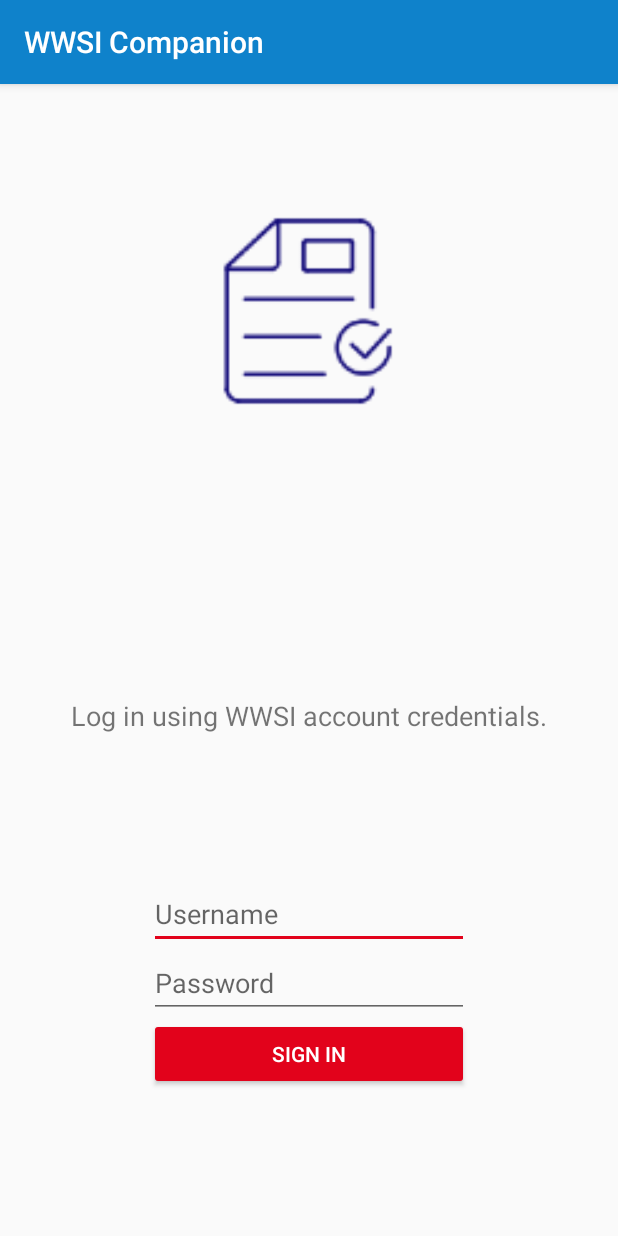
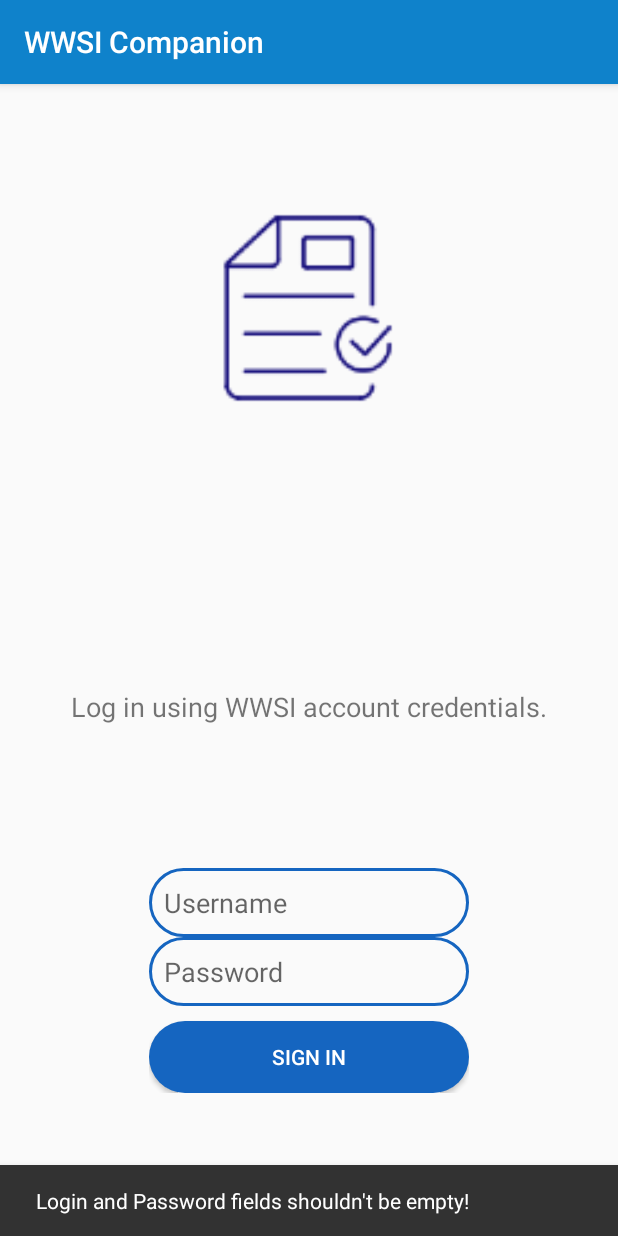
Before and after one commit to therobby/pzwwsi, an Android app: the screen it shows after launch (LoginActivity), after a tap on "SIGN IN", on a phone screen of 412 x 824 dp. Run offline under Robolectric (Android 15) with nearby library versions, the phone set to English and light mode, and no system bars; libraries missing offline, so code that uses them is left out: org.jetbrains.anko.

Commit message:
login ui style, messages ui style
small fixes

```diff
--- a/app/src/main/AndroidManifest.xml
+++ b/app/src/main/AndroidManifest.xml
@@ -11,7 +11,8 @@
         android:roundIcon="@mipmap/main_logo_round"
         android:supportsRtl="true"
         android:theme="@style/AppTheme">
-        <activity android:name=".LoginActivity">
+        <activity android:name=".LoginActivity"
+            android:windowSoftInputMode="adjustResize">
             <intent-filter>
                 <action android:name="android.intent.action.MAIN" />
 
--- a/app/src/main/java/com/tuxdev/pzwwsi/LoginActivity.kt
+++ b/app/src/main/java/com/tuxdev/pzwwsi/LoginActivity.kt
@@ -3,8 +3,13 @@ package com.tuxdev.pzwwsi
 import android.content.Intent
 import android.support.v7.app.AppCompatActivity
 import android.os.Bundle
+import android.support.design.widget.Snackbar
 import android.util.Log
+import android.widget.ProgressBar
 import kotlinx.android.synthetic.main.activity_login.*
+import org.jetbrains.anko.backgroundColor
+import org.jetbrains.anko.colorAttr
+import org.jetbrains.anko.runOnUiThread
 import kotlin.concurrent.thread
 
 class LoginActivity : AppCompatActivity() {
@@ -12,6 +17,19 @@ class LoginActivity : AppCompatActivity() {
         super.onCreate(savedInstanceState)
         setContentView(R.layout.activity_login)
         zaloguj.setOnClickListener {
+            if (login_field.text.isBlank() || password_field.text.isBlank()){
+                Snackbar.make(it,resources.getString(R.string.login_empty),Snackbar.LENGTH_SHORT)
+                        .show()
+                return@setOnClickListener
+            }
+
+
+            val button = zaloguj
+            val loading = ProgressBar(this)
+            loading.isIndeterminate = true
+
+            login_ll3.removeView(button)
+            login_ll3.addView(loading)
             thread {
                 val username = login_field.text.toString()
                 val password = password_field.text.toString()
@@ -23,6 +41,15 @@ class LoginActivity : AppCompatActivity() {
                         startActivity(intent)
                     }
                     else{
+                        runOnUiThread {
+                            login_ll3.removeView(loading)
+                            login_ll3.addView(button)
+
+                            Snackbar.make(it,resources.getString(R.string.login_failed),Snackbar.LENGTH_SHORT)
+                                    .show()
+
+
+                        }
                         // error
                     }
 
--- a/app/src/main/java/com/tuxdev/pzwwsi/Networking.kt
+++ b/app/src/main/java/com/tuxdev/pzwwsi/Networking.kt
@@ -1,5 +1,4 @@
 package com.tuxdev.pzwwsi
-import android.sax.Element
 import android.util.Log
 import org.jsoup.Connection
 import org.jsoup.Jsoup
@@ -26,6 +25,8 @@ class Networking {
                 .userAgent(HttpConnection.DEFAULT_UA)
                 .execute()
 
+        Log.e("Dupa",loginResult.body().toString())
+
         val page = Jsoup.connect(url)
                 .cookies(loginCookies)
                 .userAgent(HttpConnection.DEFAULT_UA)
--- /dev/null
+++ b/app/src/main/res/drawable/login_button.xml
@@ -0,0 +1,17 @@
+<?xml version="1.0" encoding="utf-8"?>
+<shape xmlns:android="http://schemas.android.com/apk/res/android">
+
+    <gradient
+        android:startColor="@color/colorAccent"
+        android:endColor="@color/colorAccent" />
+
+    <padding
+        android:right="10dp"
+        android:left="10dp" />
+
+    <corners
+        android:bottomLeftRadius="50dp"
+        android:bottomRightRadius="50dp"
+        android:topLeftRadius="50dp"
+        android:topRightRadius="50dp" />
+</shape>
--- /dev/null
+++ b/app/src/main/res/drawable/login_edit_text.xml
@@ -0,0 +1,19 @@
+<?xml version="1.0" encoding="utf-8"?>
+<shape xmlns:android="http://schemas.android.com/apk/res/android">
+    <corners
+        android:bottomLeftRadius="50dp"
+        android:bottomRightRadius="50dp"
+        android:topLeftRadius="50dp"
+        android:topRightRadius="50dp"
+        />
+
+    <padding
+        android:left="10dp"
+        android:right="10dp"
+        />
+
+    <stroke
+        android:width="2dp"
+        android:color="@color/colorAccent"
+        />
+</shape>
--- a/app/src/main/res/layout/activity_login.xml
+++ b/app/src/main/res/layout/activity_login.xml
@@ -15,7 +15,7 @@
         android:contentDescription="@string/login_logo"
         android:scaleX="2.5"
         android:scaleY="2.5"
-        app:layout_constraintBottom_toTopOf="@+id/space"
+        app:layout_constraintBottom_toTopOf="@+id/message_space"
         app:layout_constraintEnd_toEndOf="parent"
         app:layout_constraintStart_toStartOf="parent"
         app:layout_constraintTop_toTopOf="parent"
@@ -23,7 +23,7 @@
         app:srcCompat="@mipmap/logo_foreground" />
 
     <Space
-        android:id="@+id/space"
+        android:id="@+id/message_space"
         android:layout_width="wrap_content"
         android:layout_height="wrap_content"
         android:layout_marginStart="8dp"
@@ -43,18 +43,19 @@
         android:layout_marginEnd="8dp"
         android:text="@string/welcome_message"
         android:textSize="18sp"
-        app:layout_constraintBottom_toTopOf="@+id/linearLayout3"
+        app:layout_constraintBottom_toTopOf="@+id/login_ll3"
         app:layout_constraintEnd_toEndOf="parent"
         app:layout_constraintHorizontal_bias="0.5"
         app:layout_constraintStart_toStartOf="parent"
-        app:layout_constraintTop_toBottomOf="@+id/space" />
+        app:layout_constraintTop_toBottomOf="@+id/message_space" />
 
     <LinearLayout
-        android:id="@+id/linearLayout3"
+        android:id="@+id/login_ll3"
         android:layout_width="wrap_content"
-        android:layout_height="140dp"
+        android:layout_height="150dp"
         android:layout_marginStart="8dp"
         android:layout_marginEnd="8dp"
+        android:animateLayoutChanges="true"
         android:orientation="vertical"
         app:layout_constraintBottom_toBottomOf="parent"
         app:layout_constraintEnd_toEndOf="parent"
@@ -67,6 +68,7 @@
             android:layout_width="match_parent"
             android:layout_height="wrap_content"
             android:layout_weight="1"
+            android:background="@drawable/login_edit_text"
             android:ems="10"
             android:hint="@string/login"
             android:importantForAutofill="no"
@@ -77,15 +79,22 @@
             android:layout_width="match_parent"
             android:layout_height="wrap_content"
             android:layout_weight="1"
+            android:background="@drawable/login_edit_text"
             android:ems="10"
             android:hint="@string/password"
             android:inputType="textPassword" />
+
+        <Space
+            android:layout_width="match_parent"
+            android:layout_height="10dp"
+            android:layout_weight="0" />
 
         <Button
             android:id="@+id/zaloguj"
             style="@style/Widget.AppCompat.Button.Colored"
             android:layout_width="match_parent"
             android:layout_height="wrap_content"
+            android:background="@drawable/login_button"
             android:text="@string/sign_in"
             tools:layout_editor_absoluteX="148dp"
             tools:layout_editor_absoluteY="455dp" />
--- a/app/src/main/res/values/colors.xml
+++ b/app/src/main/res/values/colors.xml
@@ -2,5 +2,5 @@
 <resources>
     <color name="colorPrimary">#0f82cb</color>
     <color name="colorPrimaryDark">#397db6</color>
-    <color name="colorAccent">#e2021b</color>
+    <color name="colorAccent">#1565c0</color>
 </resources>
--- a/app/src/main/res/values/strings.xml
+++ b/app/src/main/res/values/strings.xml
@@ -8,8 +8,11 @@
     <string name="title_activity_main">MainActivity</string>
     <string name="navigation_drawer_open">Open navigation drawer</string>
     <string name="navigation_drawer_close">Close navigation drawer</string>
-    <string name="nav_header_title">Android Studio</string>
     <string name="nav_header_subtitle">android.studio@android.com</string>
     <string name="nav_header_desc">Navigation header</string>
     <string name="action_settings">Settings</string>
+    <string name="login_failed">Login Failed!</string>
+    <string name="login_empty">Login and Password fields shouldn\'t be empty!</string>
+    <string name="nav_header_title">Android Studio</string>
+    <string name="main_back_pressed">Press again to quit</string>
 </resources>
```
Also changed, not shown: app/src/main/java/com/tuxdev/pzwwsi/MainActivity.kt (+36 -22 lines), app/src/main/res/layout/template_message_container.xml (added, +49 -0 lines), 1 other file.
